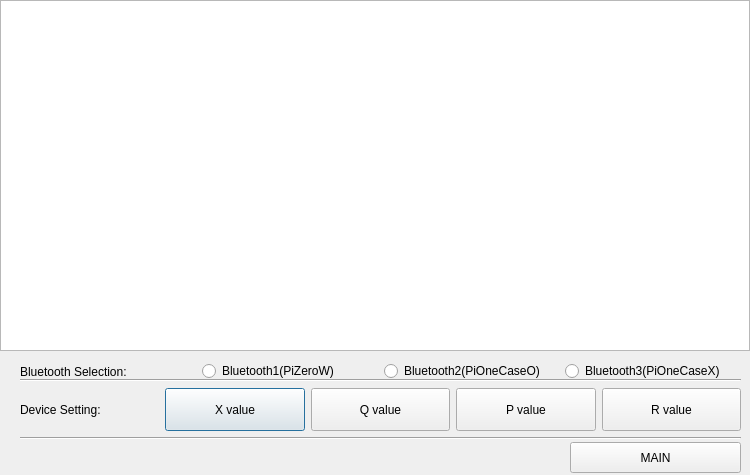
Old version of the form final/bluetoothsetting.ui in the repository FinalMission/raspberry-pi-qt.
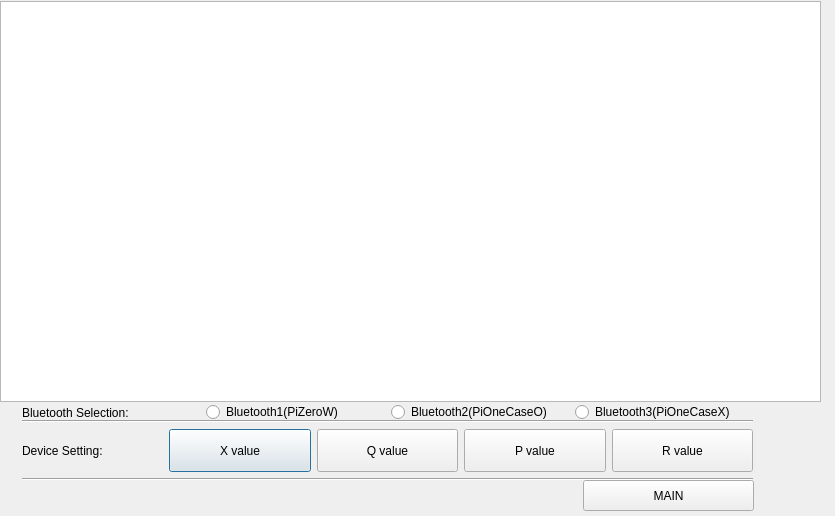
New version of the form.

```diff
--- a/final/bluetoothsetting.ui
+++ b/final/bluetoothsetting.ui
@@ -6,8 +6,8 @@
    <rect>
     <x>0</x>
     <y>0</y>
-    <width>750</width>
-    <height>475</height>
+    <width>835</width>
+    <height>516</height>
    </rect>
   </property>
   <property name="windowTitle">
@@ -17,19 +17,19 @@
    <property name="geometry">
     <rect>
      <x>0</x>
-     <y>0</y>
-     <width>750</width>
-     <height>351</height>
+     <y>1</y>
+     <width>821</width>
+     <height>401</height>
     </rect>
    </property>
   </widget>
   <widget class="QWidget" name="horizontalLayoutWidget">
    <property name="geometry">
     <rect>
-     <x>20</x>
-     <y>360</y>
-     <width>721</width>
-     <height>23</height>
+     <x>22</x>
+     <y>398</y>
+     <width>731</width>
+     <height>29</height>
     </rect>
    </property>
    <layout class="QHBoxLayout" name="horizontalLayout">
@@ -66,9 +66,9 @@
   <widget class="QWidget" name="verticalLayoutWidget">
    <property name="geometry">
     <rect>
-     <x>20</x>
-     <y>379</y>
-     <width>721</width>
+     <x>22</x>
+     <y>420</y>
+     <width>731</width>
      <height>61</height>
     </rect>
    </property>
@@ -155,8 +155,8 @@
   <widget class="QPushButton" name="pushButton_5">
    <property name="geometry">
     <rect>
-     <x>570</x>
-     <y>442</y>
+     <x>583</x>
+     <y>480</y>
      <width>171</width>
      <height>31</height>
     </rect>
```
